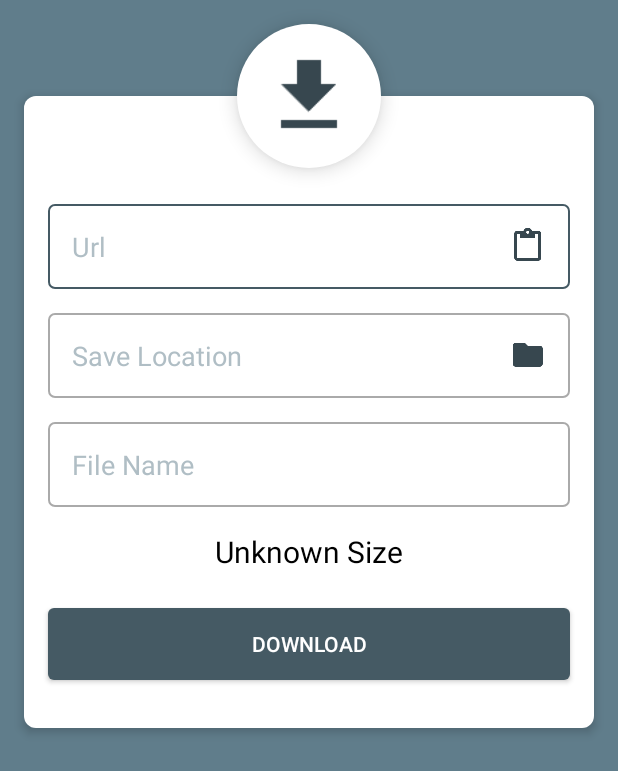
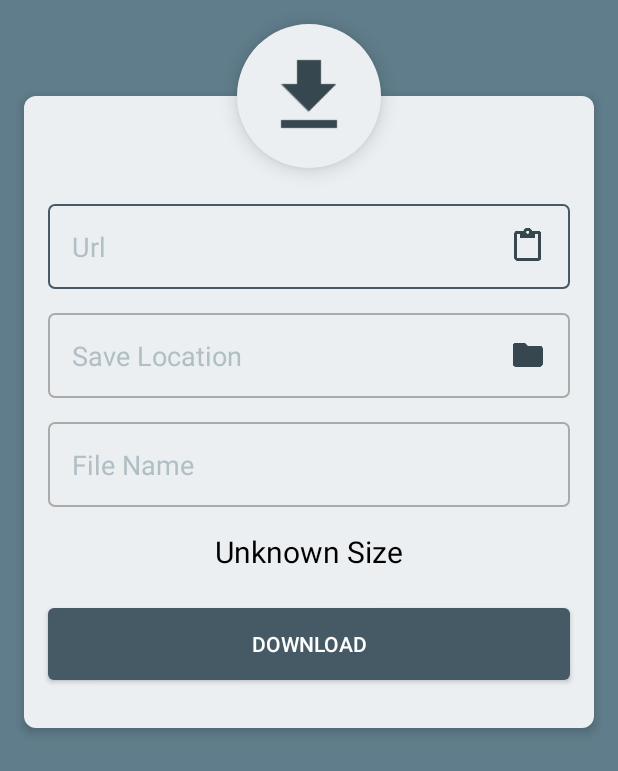
Before and after one commit to rdas6313/LiteDownloader, an Android app: the layout activity_add_download.xml on its own in the app's theme, with its tools: preview values and no code run, on a phone screen of 412 x 824 dp. Shown: the top 771 px of the screen. Run offline under Robolectric (Android 15) with nearby library versions, the phone set to English and light mode, and no system bars.

```diff
--- a/app/src/main/res/drawable/add_download_inner_layout_background.xml
+++ b/app/src/main/res/drawable/add_download_inner_layout_background.xml
@@ -5,5 +5,5 @@
         android:topLeftRadius="8dp"
         android:bottomRightRadius="8dp"
         android:bottomLeftRadius="8dp"/>
-    <solid android:color="@android:color/white"/>
+    <solid android:color="@color/light_white"/>
 </shape>
--- a/app/src/main/res/drawable/add_download_round_background.xml
+++ b/app/src/main/res/drawable/add_download_round_background.xml
@@ -1,5 +1,5 @@
 <?xml version="1.0" encoding="utf-8"?>
 <shape android:shape="oval"
     xmlns:android="http://schemas.android.com/apk/res/android" >
-    <solid android:color="@android:color/white"/>
+    <solid android:color="@color/light_white"/>
 </shape>
--- a/app/src/main/res/layout/activity_add_download.xml
+++ b/app/src/main/res/layout/activity_add_download.xml
@@ -40,7 +40,7 @@
         <EditText
             android:drawableRight="@drawable/ic_folder_black_24dp"
             android:background="@drawable/edit_text_background"
-            android:id="@+id/location"
+            android:id="@+id/save_folder"
             android:layout_width="match_parent"
             android:layout_height="wrap_content"
             style="@style/EdiText_Style"
--- a/app/src/main/res/values/colors.xml
+++ b/app/src/main/res/values/colors.xml
@@ -9,4 +9,5 @@
     <color name="color_gray">#EEEEEE</color>
     <color name="add_download_background">#607D8B</color>
     <color name="editText_Active_color">#455A64</color>
+    <color name="light_white">#ECEFF1</color>
 </resources>
--- a/app/src/main/res/values/styles.xml
+++ b/app/src/main/res/values/styles.xml
@@ -12,6 +12,10 @@
         <item name="android:layout_marginLeft">16dp</item>
         <item name="android:layout_marginRight">16dp</item>
         <item name="android:textColorHint">#B0BEC5</item>
+        <item name="android:maxLines">1</item>
+        <item name="android:ellipsize">end</item>
+        <item name="android:inputType">text</item>
+        <item name="android:drawablePadding">8dp</item>
     </style>
 
 </resources>
```
Also changed, not shown: app/src/main/java/com/example/rdas6313/litedownloader/ActiveDownloadFragment.java (+0 -21 lines), app/src/main/java/com/example/rdas6313/litedownloader/addDownloadActivity.java (+85 -2 lines).
